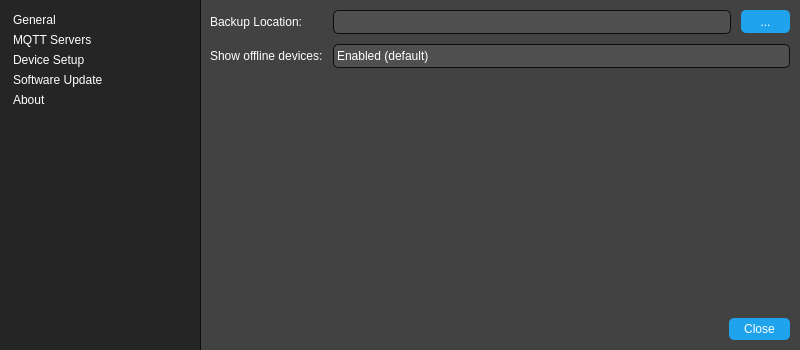
Before: the Qt Designer form src/gui/preferencesdialog.ui in tom-23/TasmoManager, drawn with Qt 5.
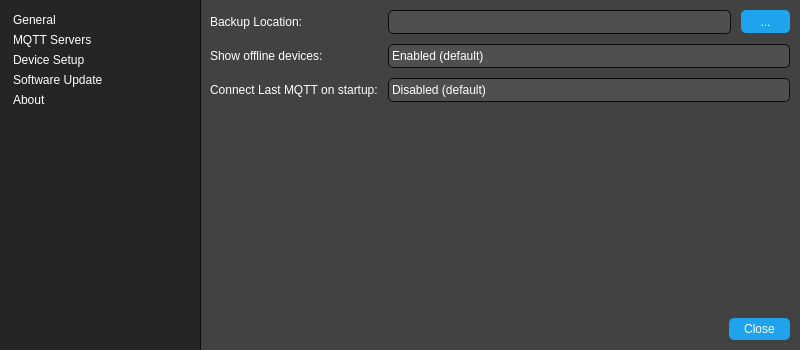
After: the same form once the commit is applied. Icons and pictures are not drawn.

Diff of the .ui file:
```diff
--- a/src/gui/preferencesdialog.ui
+++ b/src/gui/preferencesdialog.ui
@@ -88,6 +88,10 @@
 	background-color: #1fa3ec;
 }
 
+#sideBarList::item:selected {
+	background-color: rgb(66, 66, 66);
+}
+
 #mqttServersList {
 	background-color: rgb(37, 37, 37);
 	padding: 3px;
@@ -292,6 +296,33 @@
             </item>
            </widget>
           </item>
+          <item row="2" column="0">
+           <widget class="QLabel" name="label_9">
+            <property name="text">
+             <string>Connect Last MQTT on startup:</string>
+            </property>
+           </widget>
+          </item>
+          <item row="2" column="1">
+           <widget class="QComboBox" name="showConnectLastMQTT">
+            <property name="sizePolicy">
+             <sizepolicy hsizetype="Expanding" vsizetype="Fixed">
+              <horstretch>0</horstretch>
+              <verstretch>0</verstretch>
+             </sizepolicy>
+            </property>
+            <item>
+             <property name="text">
+              <string>Disabled (default)</string>
+             </property>
+            </item>
+            <item>
+             <property name="text">
+              <string>Enabled</string>
+             </property>
+            </item>
+           </widget>
+          </item>
          </layout>
         </widget>
         <widget class="QWidget" name="mqttServersPage">
```
Left out of the diff: 2 changed lines with no effect on the pictures.
